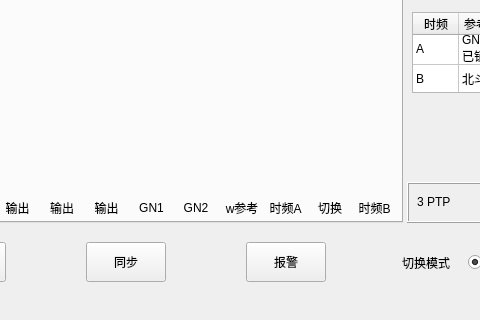
ittechbay/shitong-qt, file mainpanel.ui: the form before one commit; both pictures show x 148 to 628 and y 168 to 488 of the 842 by 488 pixel window.
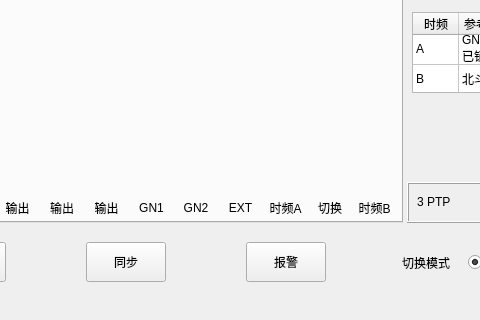
The form after the commit. Custom widgets are drawn as their Qt base class.

Diff of the .ui file:
```diff
--- a/mainpanel.ui
+++ b/mainpanel.ui
@@ -170,7 +170,7 @@
       <item>
        <widget class="QLabel" name="label_8">
         <property name="text">
-         <string> w参考</string>
+         <string>EXT</string>
         </property>
         <property name="alignment">
          <set>Qt::AlignCenter</set>
```
